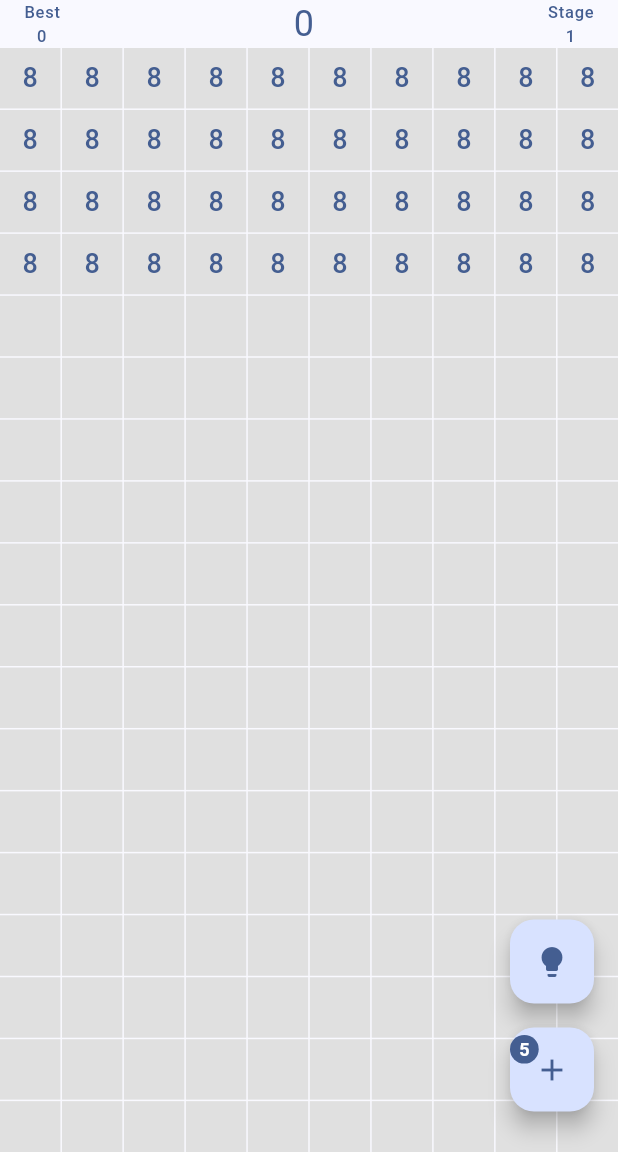
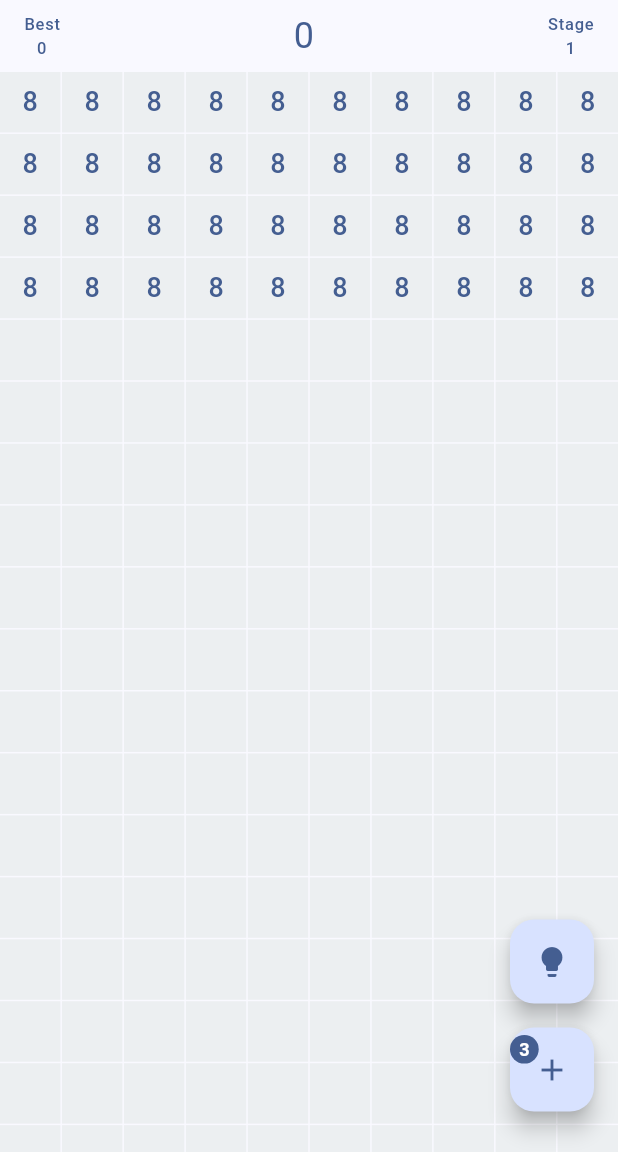
Before and after one commit to julia-morg/numerocide, a Flutter app: the screen it shows after launch, after a tap on "NEW GAME", on a phone screen of 412 x 824 dp, the part 84-1236 px from its top. Run offline on Flutter 3.47's test engine with Material 3 defaults, Android fonts, the phone set to English and light mode, and no system bars; our stand-ins replace shared_preferences.

Commit message:
change colors

```diff
--- a/lib/game/button_grid.dart
+++ b/lib/game/button_grid.dart
@@ -44,25 +44,24 @@ class _ButtonGridState extends State<ButtonGrid> {
   @override
   Widget build(BuildContext context) {
     double screenHeight = MediaQuery.of(context).size.height;
-    double appBarHeight =
-        Scaffold.of(context).appBarMaxHeight ?? kToolbarHeight;
-
+    double appBarHeight = Scaffold.of(context).appBarMaxHeight ?? kToolbarHeight;
     double availableHeight = screenHeight - appBarHeight;
-
-    int totalRowsInView =
-        (availableHeight / (widget.buttonSize * 2 + 1)).floor() - 1;
+    int totalRowsInView = (availableHeight / (widget.buttonSize * 2 + 1)).floor() - 1;
     int totalButtonsToShow = totalRowsInView * widget.buttonsPerRow;
-
     int buttonsInLastRow = widget.desk.numbers.length % widget.buttonsPerRow;
-
     int emptyCellsToAdd = buttonsInLastRow > 0 ? widget.buttonsPerRow - buttonsInLastRow : 0;
-
     int initialEmptyCells = max(totalButtonsToShow - widget.desk.numbers.length, 0).toInt();
-
     int finalItemCount = widget.desk.numbers.length +
         emptyCellsToAdd +
         initialEmptyCells +
         widget.buttonsPerRow.toInt();
+    Color backgroundColor = Colors.blueGrey[50]!;
+    Color highlightColor = Theme.of(context).colorScheme.primary.withOpacity(0.5);
+    Color hintColor = Colors.green.withOpacity(0.5);
+    Color inactiveTextColor = Colors.grey[400]!;
+    Color activeTextColor = Theme.of(context).colorScheme.primary;
+    Color highlightTextColor = Theme.of(context).colorScheme.onPrimary;
+
     return GridView.builder(
       physics: const NeverScrollableScrollPhysics(),
       shrinkWrap: true,
@@ -80,7 +79,7 @@ class _ButtonGridState extends State<ButtonGrid> {
             height: widget.buttonSize,
             child: TextButton(
               style: TextButton.styleFrom(
-                backgroundColor: Colors.grey[300], // Единый цвет для пустых ячеек
+                backgroundColor: backgroundColor, // Единый цвет для пустых ячеек
                 shape: const RoundedRectangleBorder(borderRadius: BorderRadius.zero),
                 padding: EdgeInsets.zero,
               ),
@@ -100,11 +99,11 @@ class _ButtonGridState extends State<ButtonGrid> {
           style: TextButton.styleFrom(
             backgroundColor: buttonField.isActive
                 ? (isSelected
-                ? Theme.of(context).colorScheme.primary.withOpacity(0.5) // Цвет для выделенной кнопки
-                : isHint
-                ? Colors.green.withOpacity(0.5) // Подсветка для хинта
-                : Colors.grey[300]) // Цвет для активной кнопки (тот же фон, что и для пустых ячеек)
-                : Colors.grey[300], // Цвет для неактивной кнопки (тот же фон, что и для пустых ячеек)
+                    ? highlightColor
+                    : isHint
+                        ? hintColor
+                        : backgroundColor)
+                : backgroundColor,
             shape: const RoundedRectangleBorder(borderRadius: BorderRadius.zero),
             padding: EdgeInsets.zero,
           ),
@@ -122,10 +121,10 @@ class _ButtonGridState extends State<ButtonGrid> {
             style: TextStyle(
               fontSize: 18,
               color: isSelected
-                  ? Theme.of(context).colorScheme.onPrimary // Цвет текста для выделенной кнопки
+                  ? highlightTextColor // Цвет текста для выделенной кнопки
                   : buttonField.isActive
-                  ? Theme.of(context).colorScheme.primary // Цвет текста для активной кнопки
-                  : Colors.grey[400], // Цвет текста для неактивной кнопки
+                      ? activeTextColor // Цвет текста для активной кнопки
+                      : inactiveTextColor, // Цвет текста для неактивной кнопки
               decoration: crossedOutIndexes.contains(index)
                   ? TextDecoration.lineThrough
                   : TextDecoration.none,
--- a/lib/game/desk.dart
+++ b/lib/game/desk.dart
@@ -3,7 +3,7 @@ import 'hint.dart';
 import 'dart:math';
 
 class Desk {
-  static const DEFAULT_HINTS_COUNT = 5;
+  static const DEFAULT_HINTS_COUNT = 3;
   int stage = 0;
   int score = 0;
   int remainingAddClicks = DEFAULT_HINTS_COUNT;
--- a/lib/game_page.dart
+++ b/lib/game_page.dart
@@ -167,7 +167,7 @@ class _GamePageState extends State<GamePage>
         child: Column(
           children: <Widget>[
             Padding(
-              padding: const EdgeInsets.symmetric(horizontal: 16.0),
+              padding: const EdgeInsets.symmetric(horizontal: 16.0, vertical: 8.0),
               child: Row(
                 mainAxisAlignment: MainAxisAlignment.spaceBetween,
                 children: <Widget>[
```
